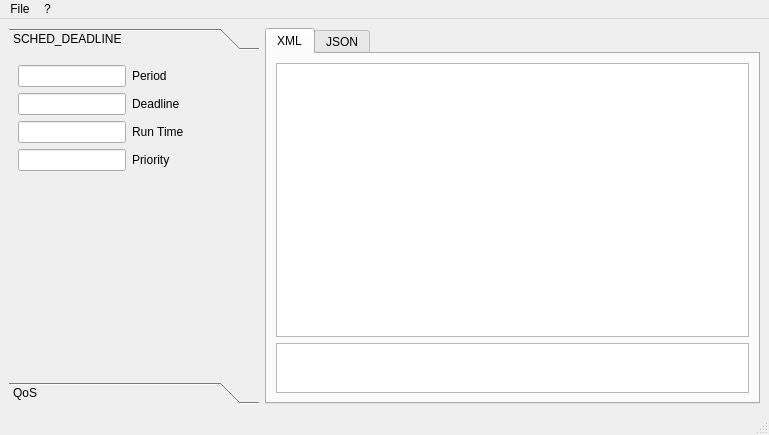
Above: src/mainwindow.ui from balsini/SchedConfigTool before the change. Below: the same form after it.
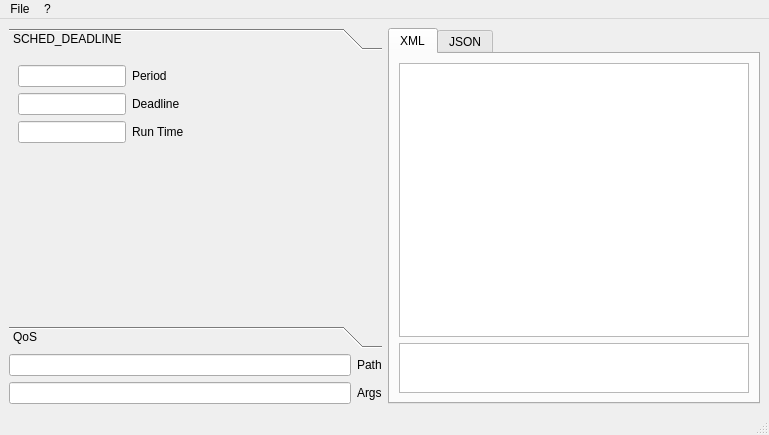
That is the form after the change. The open tabs and pages were chosen to show the change.

```diff
--- a/src/mainwindow.ui
+++ b/src/mainwindow.ui
@@ -15,12 +15,65 @@
   </property>
   <widget class="QWidget" name="centralwidget">
    <layout class="QGridLayout" name="gridLayout">
-    <item row="0" column="0">
-     <layout class="QHBoxLayout" name="horizontalLayout">
+    <item row="0" column="5">
+     <widget class="QTabWidget" name="plainEditorTab">
+      <property name="currentIndex">
+       <number>0</number>
+      </property>
+      <widget class="QWidget" name="tab">
+       <attribute name="title">
+        <string>XML</string>
+       </attribute>
+       <layout class="QGridLayout" name="gridLayout_4">
+        <item row="0" column="0">
+         <layout class="QVBoxLayout" name="verticalLayout_2">
+          <item>
+           <widget class="QPlainTextEdit" name="plainXMLEditor"/>
+          </item>
+          <item>
+           <widget class="QTextBrowser" name="validationStatus">
+            <property name="sizePolicy">
+             <sizepolicy hsizetype="Expanding" vsizetype="Fixed">
+              <horstretch>0</horstretch>
+              <verstretch>0</verstretch>
+             </sizepolicy>
+            </property>
+            <property name="minimumSize">
+             <size>
+              <width>0</width>
+              <height>50</height>
+             </size>
+            </property>
+            <property name="maximumSize">
+             <size>
+              <width>16777215</width>
+              <height>50</height>
+             </size>
+            </property>
+           </widget>
+          </item>
+         </layout>
+        </item>
+       </layout>
+      </widget>
+      <widget class="QWidget" name="tab_2">
+       <attribute name="title">
+        <string>JSON</string>
+       </attribute>
+       <layout class="QGridLayout" name="gridLayout_5">
+        <item row="0" column="0">
+         <widget class="QPlainTextEdit" name="plainJSONEditor"/>
+        </item>
+       </layout>
+      </widget>
+     </widget>
+    </item>
+    <item row="0" column="4">
+     <layout class="QVBoxLayout" name="verticalLayout_4">
       <item>
        <widget class="QToolBox" name="Algorithm">
         <property name="sizePolicy">
-         <sizepolicy hsizetype="Fixed" vsizetype="Preferred">
+         <sizepolicy hsizetype="Minimum" vsizetype="Preferred">
           <horstretch>0</horstretch>
           <verstretch>0</verstretch>
          </sizepolicy>
@@ -33,27 +86,27 @@
         </property>
         <property name="maximumSize">
          <size>
-          <width>250</width>
+          <width>16777215</width>
           <height>16777215</height>
          </size>
         </property>
         <property name="currentIndex">
-         <number>0</number>
+         <number>1</number>
         </property>
         <widget class="QWidget" name="page">
          <property name="geometry">
           <rect>
            <x>0</x>
            <y>0</y>
-           <width>250</width>
-           <height>315</height>
+           <width>371</width>
+           <height>253</height>
           </rect>
          </property>
          <attribute name="label">
           <string>SCHED_DEADLINE</string>
          </attribute>
          <layout class="QGridLayout" name="gridLayout_2">
-          <item row="6" column="0">
+          <item row="7" column="0">
            <spacer name="verticalSpacer">
             <property name="orientation">
              <enum>Qt::Vertical</enum>
@@ -66,50 +119,16 @@
             </property>
            </spacer>
           </item>
-          <item row="0" column="0">
-           <layout class="QHBoxLayout" name="horizontalLayout_2">
-            <item>
-             <widget class="QLineEdit" name="lineEditPeriod">
-              <property name="enabled">
-               <bool>true</bool>
-              </property>
-              <property name="sizePolicy">
-               <sizepolicy hsizetype="Expanding" vsizetype="Fixed">
-                <horstretch>0</horstretch>
-                <verstretch>0</verstretch>
-               </sizepolicy>
-              </property>
-              <property name="inputMethodHints">
-               <set>Qt::ImhNone</set>
-              </property>
-             </widget>
-            </item>
-            <item>
-             <widget class="QLabel" name="label">
-              <property name="text">
-               <string>Period</string>
-              </property>
-             </widget>
-            </item>
-            <item>
-             <spacer name="horizontalSpacer">
-              <property name="orientation">
-               <enum>Qt::Horizontal</enum>
-              </property>
-              <property name="sizeHint" stdset="0">
-               <size>
-                <width>40</width>
-                <height>20</height>
-               </size>
-              </property>
-             </spacer>
-            </item>
-           </layout>
-          </item>
           <item row="2" column="0">
            <layout class="QHBoxLayout" name="horizontalLayout_3">
             <item>
              <widget class="QLineEdit" name="lineEditRunTime">
+              <property name="sizePolicy">
+               <sizepolicy hsizetype="Fixed" vsizetype="Fixed">
+                <horstretch>0</horstretch>
+                <verstretch>0</verstretch>
+               </sizepolicy>
+              </property>
               <property name="inputMethodHints">
                <set>Qt::ImhNone</set>
               </property>
@@ -137,10 +156,56 @@
             </item>
            </layout>
           </item>
+          <item row="0" column="0">
+           <layout class="QHBoxLayout" name="horizontalLayout_2">
+            <item>
+             <widget class="QLineEdit" name="lineEditPeriod">
+              <property name="enabled">
+               <bool>true</bool>
+              </property>
+              <property name="sizePolicy">
+               <sizepolicy hsizetype="Fixed" vsizetype="Fixed">
+                <horstretch>0</horstretch>
+                <verstretch>0</verstretch>
+               </sizepolicy>
+              </property>
+              <property name="inputMethodHints">
+               <set>Qt::ImhNone</set>
+              </property>
+             </widget>
+            </item>
+            <item>
+             <widget class="QLabel" name="label">
+              <property name="text">
+               <string>Period</string>
+              </property>
+             </widget>
+            </item>
+            <item>
+             <spacer name="horizontalSpacer">
+              <property name="orientation">
+               <enum>Qt::Horizontal</enum>
+              </property>
+              <property name="sizeHint" stdset="0">
+               <size>
+                <width>40</width>
+                <height>20</height>
+               </size>
+              </property>
+             </spacer>
+            </item>
+           </layout>
+          </item>
           <item row="1" column="0">
            <layout class="QHBoxLayout" name="horizontalLayout_4">
             <item>
              <widget class="QLineEdit" name="lineEditDeadline">
+              <property name="sizePolicy">
+               <sizepolicy hsizetype="Fixed" vsizetype="Fixed">
+                <horstretch>0</horstretch>
+                <verstretch>0</verstretch>
+               </sizepolicy>
+              </property>
               <property name="inputMethodHints">
                <set>Qt::ImhNone</set>
               </property>
@@ -168,37 +233,6 @@
             </item>
            </layout>
           </item>
-          <item row="4" column="0">
-           <layout class="QHBoxLayout" name="horizontalLayout_5">
-            <item>
-             <widget class="QLineEdit" name="lineEditPriority">
-              <property name="inputMethodHints">
-               <set>Qt::ImhNone</set>
-              </property>
-             </widget>
-            </item>
-            <item>
-             <widget class="QLabel" name="label_4">
-              <property name="text">
-               <string>Priority</string>
-              </property>
-             </widget>
-            </item>
-            <item>
-             <spacer name="horizontalSpacer_4">
-              <property name="orientation">
-               <enum>Qt::Horizontal</enum>
-              </property>
-              <property name="sizeHint" stdset="0">
-               <size>
-                <width>40</width>
-                <height>20</height>
-               </size>
-              </property>
-             </spacer>
-            </item>
-           </layout>
-          </item>
          </layout>
         </widget>
         <widget class="QWidget" name="page_2">
@@ -206,8 +240,8 @@
           <rect>
            <x>0</x>
            <y>0</y>
-           <width>250</width>
-           <height>315</height>
+           <width>371</width>
+           <height>253</height>
           </rect>
          </property>
          <attribute name="label">
@@ -235,7 +269,7 @@
                <bool>true</bool>
               </property>
               <property name="sizePolicy">
-               <sizepolicy hsizetype="Expanding" vsizetype="Fixed">
+               <sizepolicy hsizetype="Fixed" vsizetype="Fixed">
                 <horstretch>0</horstretch>
                 <verstretch>0</verstretch>
                </sizepolicy>
@@ -271,61 +305,40 @@
         </widget>
        </widget>
       </item>
+      <item>
+       <layout class="QHBoxLayout" name="horizontalLayout_5">
+        <item>
+         <widget class="QLineEdit" name="lineEditPath">
+          <property name="inputMethodHints">
+           <set>Qt::ImhNone</set>
+          </property>
+         </widget>
+        </item>
+        <item>
+         <widget class="QLabel" name="label_4">
+          <property name="text">
+           <string>Path</string>
+          </property>
+         </widget>
+        </item>
+       </layout>
+      </item>
+      <item>
+       <layout class="QHBoxLayout" name="horizontalLayout_6">
+        <item>
+         <widget class="QLineEdit" name="lineEditArgs"/>
+        </item>
+        <item>
+         <widget class="QLabel" name="label_5">
+          <property name="text">
+           <string>Args</string>
+          </property>
+         </widget>
+        </item>
+       </layout>
+      </item>
      </layout>
     </item>
-    <item row="0" column="1">
-     <widget class="QTabWidget" name="plainEditorTab">
-      <property name="currentIndex">
-       <number>1</number>
-      </property>
-      <widget class="QWidget" name="tab">
-       <attribute name="title">
-        <string>XML</string>
-       </attribute>
-       <layout class="QGridLayout" name="gridLayout_4">
-        <item row="0" column="0">
-         <layout class="QVBoxLayout" name="verticalLayout_2">
-          <item>
-           <widget class="QPlainTextEdit" name="plainXMLEditor"/>
-          </item>
-          <item>
-           <widget class="QTextBrowser" name="validationStatus">
-            <property name="sizePolicy">
-             <sizepolicy hsizetype="Expanding" vsizetype="Fixed">
-              <horstretch>0</horstretch>
-              <verstretch>0</verstretch>
-             </sizepolicy>
-            </property>
-            <property name="minimumSize">
-             <size>
-              <width>0</width>
-              <height>50</height>
-             </size>
-            </property>
-            <property name="maximumSize">
-             <size>
-              <width>16777215</width>
-              <height>50</height>
-             </size>
-            </property>
-           </widget>
-          </item>
-         </layout>
-        </item>
-       </layout>
-      </widget>
-      <widget class="QWidget" name="tab_2">
-       <attribute name="title">
-        <string>JSON</string>
-       </attribute>
-       <layout class="QGridLayout" name="gridLayout_5">
-        <item row="0" column="0">
-         <widget class="QPlainTextEdit" name="plainJSONEditor"/>
-        </item>
-       </layout>
-      </widget>
-     </widget>
-    </item>
    </layout>
   </widget>
   <widget class="QMenuBar" name="menubar">
```
Left out of the diff: 22 changed lines with no effect on the pictures.
